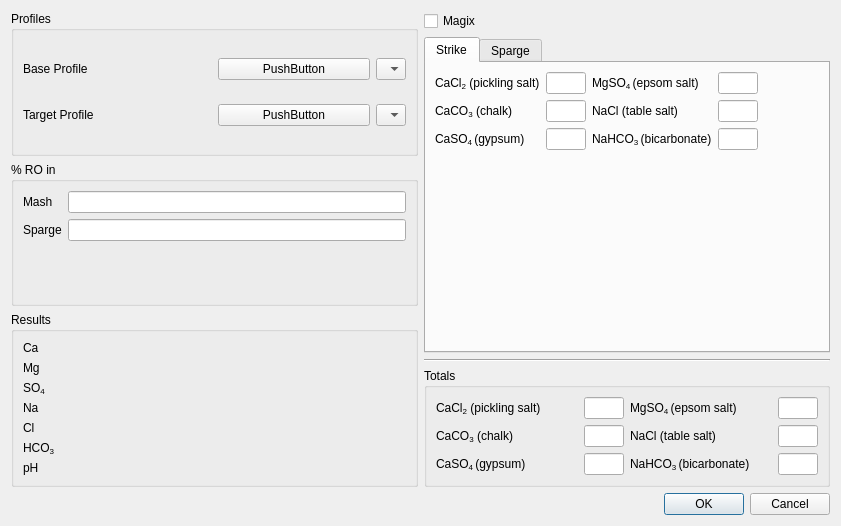
Above: ui/waterDialog.ui from Brewtarget/brewtarget before the change. Below: the same form after it.
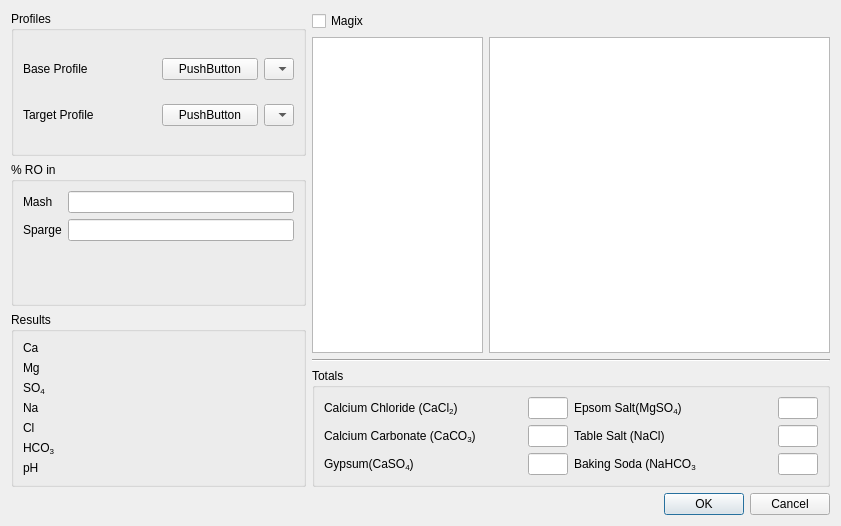
That is the form after the change. Custom widgets are drawn as their Qt base class.

What changed in the file:
```diff
--- a/ui/waterDialog.ui
+++ b/ui/waterDialog.ui
@@ -398,7 +398,7 @@
       </layout>
      </item>
      <item>
-      <layout class="QVBoxLayout" name="verticalLayout_right">
+      <layout class="QVBoxLayout" name="verticalLayout_right" stretch="1,3,1,1">
        <item>
         <widget class="QCheckBox" name="checkBox_magix">
          <property name="text">
@@ -407,309 +407,14 @@
         </widget>
        </item>
        <item>
-        <widget class="QTabWidget" name="tabWidget">
-         <property name="currentIndex">
-          <number>0</number>
-         </property>
-         <widget class="QWidget" name="tabWidgetPage1">
-          <attribute name="title">
-           <string>Strike</string>
-          </attribute>
-          <layout class="QFormLayout" name="formLayout_3">
-           <item row="0" column="0">
-            <layout class="QGridLayout" name="gridLayout_strike">
-             <item row="0" column="0">
-              <layout class="QHBoxLayout" name="horizontalLayout_strikecacl">
-               <item>
-                <widget class="BtMassLabel" name="label_strikecacl">
-                 <property name="sizePolicy">
-                  <sizepolicy hsizetype="Expanding" vsizetype="Preferred">
-                   <horstretch>0</horstretch>
-                   <verstretch>0</verstretch>
-                  </sizepolicy>
-                 </property>
-                 <property name="text">
-                  <string>CaCl&lt;sub&gt;2&lt;/sub&gt; (pickling salt)</string>
-                 </property>
-                </widget>
-               </item>
-               <item>
-                <widget class="BtMassEdit" name="lineEdit_strikecacl">
-                 <property name="sizePolicy">
-                  <sizepolicy hsizetype="Maximum" vsizetype="Fixed">
-                   <horstretch>0</horstretch>
-                   <verstretch>0</verstretch>
-                  </sizepolicy>
-                 </property>
-                 <property name="maximumSize">
-                  <size>
-                   <width>40</width>
-                   <height>16777215</height>
-                  </size>
-                 </property>
-                </widget>
-               </item>
-              </layout>
-             </item>
-             <item row="0" column="1">
-              <layout class="QHBoxLayout" name="horizontalLayout_strikemgso4">
-               <item>
-                <widget class="BtMassLabel" name="label_strikemgs04">
-                 <property name="text">
-                  <string>&lt;html&gt;&lt;head/&gt;&lt;body&gt;&lt;p&gt;MgSO&lt;span style=&quot; vertical-align:sub;&quot;&gt;4 &lt;/span&gt;(epsom salt)&lt;/p&gt;&lt;/body&gt;&lt;/html&gt;</string>
-                 </property>
-                </widget>
-               </item>
-               <item>
-                <widget class="BtMassEdit" name="lineEdit_strikemgso4">
-                 <property name="maximumSize">
-                  <size>
-                   <width>40</width>
-                   <height>16777215</height>
-                  </size>
-                 </property>
-                </widget>
-               </item>
-              </layout>
-             </item>
-             <item row="1" column="0">
-              <layout class="QHBoxLayout" name="horizontalLayout_strikecaco3">
-               <item>
-                <widget class="BtMassLabel" name="label_strikecaco3_3">
-                 <property name="text">
-                  <string>&lt;html&gt;&lt;head/&gt;&lt;body&gt;&lt;p&gt;CaCO&lt;span style=&quot; vertical-align:sub;&quot;&gt;3&lt;/span&gt; (chalk)&lt;/p&gt;&lt;/body&gt;&lt;/html&gt;</string>
-                 </property>
-                </widget>
-               </item>
-               <item>
-                <widget class="BtMassEdit" name="lineEdit_totalcaco3_3">
-                 <property name="maximumSize">
-                  <size>
-                   <width>40</width>
-                   <height>16777215</height>
-                  </size>
-                 </property>
-                </widget>
-               </item>
-              </layout>
-             </item>
-             <item row="1" column="1">
-              <layout class="QHBoxLayout" name="horizontalLayout_strikenacl">
-               <item>
-                <widget class="BtMassLabel" name="label_strikenacl">
-                 <property name="text">
-                  <string>&lt;html&gt;&lt;head/&gt;&lt;body&gt;&lt;p&gt;NaCl (table salt)&lt;/p&gt;&lt;/body&gt;&lt;/html&gt;</string>
-                 </property>
-                </widget>
-               </item>
-               <item>
-                <widget class="BtMassEdit" name="lineEdit_strikenacl">
-                 <property name="maximumSize">
-                  <size>
-                   <width>40</width>
-                   <height>16777215</height>
-                  </size>
-                 </property>
-                </widget>
-               </item>
-              </layout>
-             </item>
-             <item row="2" column="0">
-              <layout class="QHBoxLayout" name="horizontalLayout_strikecaso4">
-               <item>
-                <widget class="BtMassLabel" name="label_strikecaso4">
-                 <property name="text">
-                  <string>&lt;html&gt;&lt;head/&gt;&lt;body&gt;&lt;p&gt;CaSO&lt;span style=&quot; vertical-align:sub;&quot;&gt;4 &lt;/span&gt;(gypsum)&lt;/p&gt;&lt;/body&gt;&lt;/html&gt;</string>
-                 </property>
-                </widget>
-               </item>
-               <item>
-                <widget class="BtMassEdit" name="lineEdit_strikecaso4">
-                 <property name="maximumSize">
-                  <size>
-                   <width>40</width>
-                   <height>16777215</height>
-                  </size>
-                 </property>
-                </widget>
-               </item>
-              </layout>
-             </item>
-             <item row="2" column="1">
-              <layout class="QHBoxLayout" name="horizontalLayout_strikebicarb">
-               <item>
-                <widget class="BtMassLabel" name="label_strikebicarb">
-                 <property name="text">
-                  <string>&lt;html&gt;&lt;head/&gt;&lt;body&gt;&lt;p&gt;NaHCO&lt;span style=&quot; vertical-align:sub;&quot;&gt;3 &lt;/span&gt;(bicarbonate)&lt;/p&gt;&lt;/body&gt;&lt;/html&gt;</string>
-                 </property>
-                </widget>
-               </item>
-               <item>
-                <widget class="BtMassEdit" name="lineEdit_strikebicarb">
-                 <property name="maximumSize">
-                  <size>
-                   <width>40</width>
-                   <height>16777215</height>
-                  </size>
-                 </property>
-                </widget>
-               </item>
-              </layout>
-             </item>
-            </layout>
-           </item>
-          </layout>
-         </widget>
-         <widget class="QWidget" name="tabWidgetPage2">
-          <attribute name="title">
-           <string>Sparge</string>
-          </attribute>
-          <layout class="QFormLayout" name="formLayout_2">
-           <item row="0" column="0">
-            <layout class="QGridLayout" name="gridLayout_3">
-             <item row="0" column="0">
-              <layout class="QHBoxLayout" name="horizontalLayout_spargecacl">
-               <item>
-                <widget class="BtMassLabel" name="label_spargecacl">
-                 <property name="sizePolicy">
-                  <sizepolicy hsizetype="Expanding" vsizetype="Preferred">
-                   <horstretch>0</horstretch>
-                   <verstretch>0</verstretch>
-                  </sizepolicy>
-                 </property>
-                 <property name="text">
-                  <string>CaCl&lt;sub&gt;2&lt;/sub&gt; (pickling salt)</string>
-                 </property>
-                </widget>
-               </item>
-               <item>
-                <widget class="BtMassEdit" name="lineEdit_spargecacl">
-                 <property name="sizePolicy">
-                  <sizepolicy hsizetype="Maximum" vsizetype="Fixed">
-                   <horstretch>0</horstretch>
-                   <verstretch>0</verstretch>
-                  </sizepolicy>
-                 </property>
-                 <property name="maximumSize">
-                  <size>
-                   <width>40</width>
-                   <height>16777215</height>
-                  </size>
-                 </property>
-                </widget>
-               </item>
-              </layout>
-             </item>
-             <item row="0" column="1">
-              <layout class="QHBoxLayout" name="horizontalLayout_spargemgso4">
-               <item>
-                <widget class="BtMassLabel" name="label_spargemgs04">
-                 <property name="text">
-                  <string>&lt;html&gt;&lt;head/&gt;&lt;body&gt;&lt;p&gt;MgSO&lt;span style=&quot; vertical-align:sub;&quot;&gt;4 &lt;/span&gt;(epsom salt)&lt;/p&gt;&lt;/body&gt;&lt;/html&gt;</string>
-                 </property>
-                </widget>
-               </item>
-               <item>
-                <widget class="BtMassEdit" name="lineEdit_spargemgso4">
-                 <property name="maximumSize">
-                  <size>
-                   <width>40</width>
-                   <height>16777215</height>
-                  </size>
-                 </property>
-                </widget>
-               </item>
-              </layout>
-             </item>
-             <item row="1" column="0">
-              <layout class="QHBoxLayout" name="horizontalLayout_spargecaco3">
-               <item>
-                <widget class="BtMassLabel" name="label_spargecaco3">
-                 <property name="text">
-                  <string>&lt;html&gt;&lt;head/&gt;&lt;body&gt;&lt;p&gt;CaCO&lt;span style=&quot; vertical-align:sub;&quot;&gt;3&lt;/span&gt; (chalk)&lt;/p&gt;&lt;/body&gt;&lt;/html&gt;</string>
-                 </property>
-                </widget>
-               </item>
-               <item>
-                <widget class="BtMassEdit" name="lineEdit_spargecaco3">
-                 <property name="maximumSize">
-                  <size>
-                   <width>40</width>
-                   <height>16777215</height>
-                  </size>
-                 </property>
-                </widget>
-               </item>
-              </layout>
-             </item>
-             <item row="1" column="1">
-              <layout class="QHBoxLayout" name="horizontalLayout_spargenacl">
-               <item>
-                <widget class="BtMassLabel" name="label_spargenacl">
-                 <property name="text">
-                  <string>&lt;html&gt;&lt;head/&gt;&lt;body&gt;&lt;p&gt;NaCl (table salt)&lt;/p&gt;&lt;/body&gt;&lt;/html&gt;</string>
-                 </property>
-                </widget>
-               </item>
-               <item>
-                <widget class="BtMassEdit" name="lineEdit_spargenacl">
-                 <property name="maximumSize">
-                  <size>
-                   <width>40</width>
-                   <height>16777215</height>
-                  </size>
-                 </property>
-                </widget>
-               </item>
-              </layout>
-             </item>
-             <item row="2" column="0">
-              <layout class="QHBoxLayout" name="horizontalLayout_spargecaso4">
-               <item>
-                <widget class="BtMassLabel" name="label_spargecaso4">
-                 <property name="text">
-                  <string>&lt;html&gt;&lt;head/&gt;&lt;body&gt;&lt;p&gt;CaSO&lt;span style=&quot; vertical-align:sub;&quot;&gt;4 &lt;/span&gt;(gypsum)&lt;/p&gt;&lt;/body&gt;&lt;/html&gt;</string>
-                 </property>
-                </widget>
-               </item>
-               <item>
-                <widget class="BtMassEdit" name="lineEdit_spargecaso4">
-                 <property name="maximumSize">
-                  <size>
-                   <width>40</width>
-                   <height>16777215</height>
-                  </size>
-                 </property>
-                </widget>
-               </item>
-              </layout>
-             </item>
-             <item row="2" column="1">
-              <layout class="QHBoxLayout" name="horizontalLayout_spargebicarb">
-               <item>
-                <widget class="BtMassLabel" name="label_spargebicarb">
-                 <property name="text">
-                  <string>&lt;html&gt;&lt;head/&gt;&lt;body&gt;&lt;p&gt;NaHCO&lt;span style=&quot; vertical-align:sub;&quot;&gt;3 &lt;/span&gt;(bicarbonate)&lt;/p&gt;&lt;/body&gt;&lt;/html&gt;</string>
-                 </property>
-                </widget>
-               </item>
-               <item>
-                <widget class="BtMassEdit" name="lineEdit_spargebicarb">
-                 <property name="maximumSize">
-                  <size>
-                   <width>40</width>
-                   <height>16777215</height>
-                  </size>
-                 </property>
-                </widget>
-               </item>
-              </layout>
-             </item>
-            </layout>
-           </item>
-          </layout>
-         </widget>
-        </widget>
+        <layout class="QHBoxLayout" name="horizontalLayout_salts" stretch="1,2">
+         <item>
+          <widget class="MiscTreeView" name="treeView_salts"/>
+         </item>
+         <item>
+          <widget class="QTableView" name="tableView_salts"/>
+         </item>
+        </layout>
        </item>
        <item>
         <widget class="Line" name="line">
@@ -729,7 +434,7 @@
             <item>
              <widget class="BtMassLabel" name="label_totalbicarb">
               <property name="text">
-               <string>&lt;html&gt;&lt;head/&gt;&lt;body&gt;&lt;p&gt;NaHCO&lt;span style=&quot; vertical-align:sub;&quot;&gt;3 &lt;/span&gt;(bicarbonate)&lt;/p&gt;&lt;/body&gt;&lt;/html&gt;</string>
+               <string>&lt;html&gt;&lt;head/&gt;&lt;body&gt;&lt;p&gt;Baking Soda (NaHCO&lt;span style=&quot; vertical-align:sub;&quot;&gt;3 &lt;/span&gt;&lt;/p&gt;&lt;/body&gt;&lt;/html&gt;</string>
               </property>
               <property name="buddy">
                <cstring>lineEdit_totalbicarb</cstring>
@@ -753,7 +458,7 @@
             <item>
              <widget class="BtMassLabel" name="label_totalnacl">
               <property name="text">
-               <string>&lt;html&gt;&lt;head/&gt;&lt;body&gt;&lt;p&gt;NaCl (table salt)&lt;/p&gt;&lt;/body&gt;&lt;/html&gt;</string>
+               <string>&lt;html&gt;&lt;head/&gt;&lt;body&gt;&lt;p&gt;Table Salt (NaCl)&lt;/p&gt;&lt;/body&gt;&lt;/html&gt;</string>
               </property>
               <property name="buddy">
                <cstring>lineEdit_totalnacl</cstring>
@@ -777,7 +482,7 @@
             <item>
              <widget class="BtMassLabel" name="label_totalmgs04">
               <property name="text">
-               <string>&lt;html&gt;&lt;head/&gt;&lt;body&gt;&lt;p&gt;MgSO&lt;span style=&quot; vertical-align:sub;&quot;&gt;4 &lt;/span&gt;(epsom salt)&lt;/p&gt;&lt;/body&gt;&lt;/html&gt;</string>
+               <string>&lt;html&gt;&lt;head/&gt;&lt;body&gt;&lt;p&gt;Epsom Salt&lt;span style=&quot; vertical-align:sub;&quot;/&gt;(MgSO&lt;span style=&quot; vertical-align:sub;&quot;&gt;4&lt;/span&gt;)&lt;/p&gt;&lt;/body&gt;&lt;/html&gt;</string>
               </property>
               <property name="buddy">
                <cstring>lineEdit_totalmgso4</cstring>
@@ -801,7 +506,7 @@
             <item>
              <widget class="BtMassLabel" name="label_totalcaso4">
               <property name="text">
-               <string>&lt;html&gt;&lt;head/&gt;&lt;body&gt;&lt;p&gt;CaSO&lt;span style=&quot; vertical-align:sub;&quot;&gt;4 &lt;/span&gt;(gypsum)&lt;/p&gt;&lt;/body&gt;&lt;/html&gt;</string>
+               <string>&lt;html&gt;&lt;head/&gt;&lt;body&gt;&lt;p&gt;Gypsum&lt;span style=&quot; vertical-align:sub;&quot;/&gt;(CaSO&lt;span style=&quot; vertical-align:sub;&quot;&gt;4&lt;/span&gt;)&lt;/p&gt;&lt;/body&gt;&lt;/html&gt;</string>
               </property>
               <property name="buddy">
                <cstring>lineEdit_totalcaso4</cstring>
@@ -831,7 +536,7 @@
                </sizepolicy>
               </property>
               <property name="text">
-               <string>CaCl&lt;sub&gt;2&lt;/sub&gt; (pickling salt)</string>
+               <string>&lt;html&gt;&lt;head/&gt;&lt;body&gt;&lt;p&gt;Calcium Chloride (CaCl&lt;span style=&quot; vertical-align:sub;&quot;&gt;2&lt;/span&gt;)&lt;/p&gt;&lt;/body&gt;&lt;/html&gt;</string>
               </property>
               <property name="buddy">
                <cstring>lineEdit_totalcacl</cstring>
@@ -861,7 +566,7 @@
             <item>
              <widget class="BtMassLabel" name="label_totalcaco3">
               <property name="text">
-               <string>&lt;html&gt;&lt;head/&gt;&lt;body&gt;&lt;p&gt;CaCO&lt;span style=&quot; vertical-align:sub;&quot;&gt;3&lt;/span&gt; (chalk)&lt;/p&gt;&lt;/body&gt;&lt;/html&gt;</string>
+               <string>&lt;html&gt;&lt;head/&gt;&lt;body&gt;&lt;p&gt;Calcium Carbonate (CaCO&lt;span style=&quot; vertical-align:sub;&quot;&gt;3&lt;/span&gt;)&lt;/p&gt;&lt;/body&gt;&lt;/html&gt;</string>
               </property>
               <property name="buddy">
                <cstring>lineEdit_totalcaco3</cstring>
@@ -939,6 +644,11 @@
     <slot>popContextMenu(QPoint)</slot>
    </slots>
   </customwidget>
+  <customwidget>
+   <class>MiscTreeView</class>
+   <extends>QTreeView</extends>
+   <header>BtTreeView.h</header>
+  </customwidget>
  </customwidgets>
  <resources/>
  <connections>
```
Left out of the diff: 4 changed lines with no effect on the pictures.
